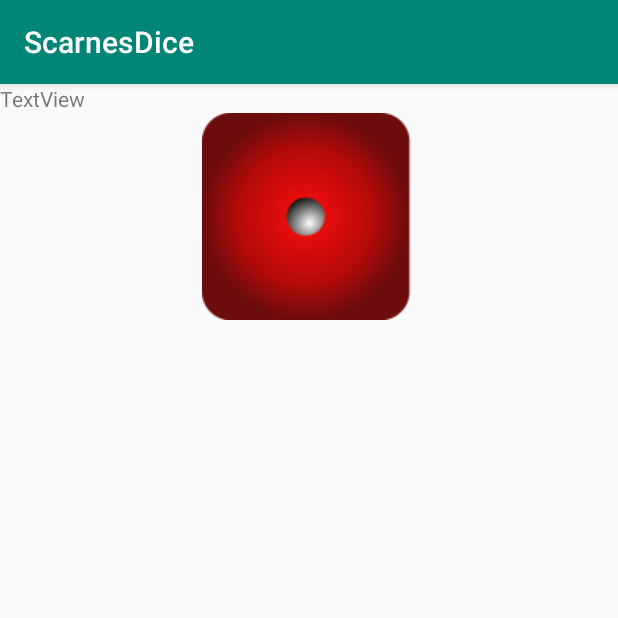
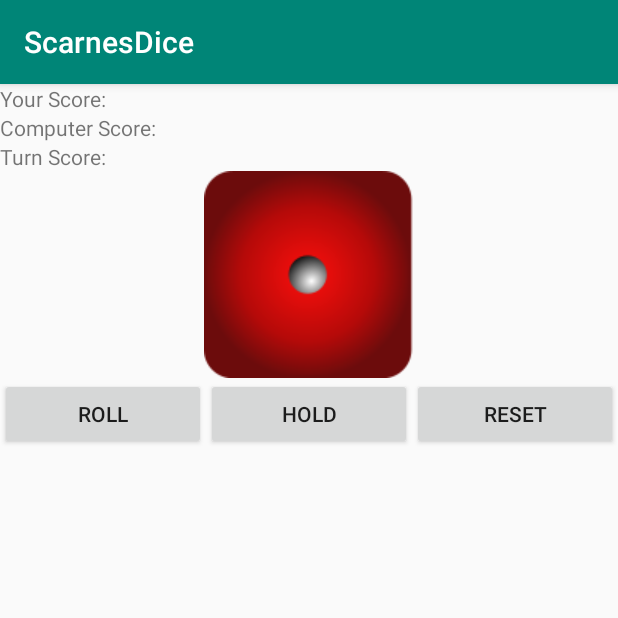
Before and after one commit to KayTate/KT_OA_DM_ScarnesDice, an Android app: the screen it shows after launch (MainActivity), on a phone screen of 412 x 824 dp, the top half of it. Run offline under Robolectric (Android 15) with nearby library versions, the phone set to English and light mode, and no system bars.

Commit message:
Fixed some UI, implemented Roll click listener

```diff
--- a/app/src/main/java/com/example/scarnesdice/MainActivity.java
+++ b/app/src/main/java/com/example/scarnesdice/MainActivity.java
@@ -1,14 +1,62 @@
 package com.example.scarnesdice;
+
+import android.os.Bundle;
+import android.util.Log;
+import android.view.View;
+import android.widget.Button;
+import android.widget.ImageView;
 
 import androidx.appcompat.app.AppCompatActivity;
 
-import android.os.Bundle;
+import java.util.Random;
 
 public class MainActivity extends AppCompatActivity {
+
+    Random rand = new Random();
+    String APP_TAG = "ScarnesDice";
+
+    int UserOverall;
+    int UserTurn;
+    int CompOverall;
+    int CompTurn;
 
     @Override
     protected void onCreate(Bundle savedInstanceState) {
         super.onCreate(savedInstanceState);
         setContentView(R.layout.activity_main);
+
+        Button roll = findViewById(R.id.roll_btn);
+        roll.setOnClickListener(new RollListener());
+    }
+
+    private class RollListener implements View.OnClickListener {
+        @Override
+        public void onClick(View view) {
+            int roll = rand.nextInt(6) + 1;
+            ImageView dice = findViewById(R.id.dice_view);
+            Log.w(APP_TAG, String.format("Rolled a %d", roll));
+
+            switch (roll) {
+                case 1:
+                    dice.setImageResource(R.drawable.dice1);
+                    break;
+                case 2:
+                    dice.setImageResource(R.drawable.dice2);
+                    break;
+                case 3:
+                    dice.setImageResource(R.drawable.dice3);
+                    break;
+                case 4:
+                    dice.setImageResource(R.drawable.dice4);
+                    break;
+                case 5:
+                    dice.setImageResource(R.drawable.dice5);
+                    break;
+                case 6:
+                    dice.setImageResource(R.drawable.dice6);
+                    break;
+            }
+
+        }
     }
 }
--- a/app/src/main/res/layout/activity_main.xml
+++ b/app/src/main/res/layout/activity_main.xml
@@ -1,28 +1,60 @@
 <?xml version="1.0" encoding="utf-8"?>
-<androidx.constraintlayout.widget.ConstraintLayout xmlns:android="http://schemas.android.com/apk/res/android"
+<LinearLayout xmlns:android="http://schemas.android.com/apk/res/android"
     xmlns:app="http://schemas.android.com/apk/res-auto"
-    xmlns:tools="http://schemas.android.com/tools"
+    android:orientation="vertical"
     android:layout_width="match_parent"
-    android:layout_height="match_parent"
-    tools:context=".MainActivity">
+    android:layout_height="match_parent">
+
+    <TextView
+        android:id="@+id/user_score_textview"
+        android:layout_width="match_parent"
+        android:layout_height="wrap_content"
+        android:text="@string/default_user_score" />
+
+    <TextView
+        android:id="@+id/comp_score_textView"
+        android:layout_width="match_parent"
+        android:layout_height="wrap_content"
+        android:text="@string/comp_score" />
+
+    <TextView
+        android:id="@+id/turn_score_textView"
+        android:layout_width="match_parent"
+        android:layout_height="wrap_content"
+        android:text="@string/turn_score" />
+
+    <ImageView
+        android:id="@+id/dice_view"
+        android:layout_width="match_parent"
+        android:layout_height="wrap_content"
+        android:contentDescription="@string/image_descrip"
+        app:srcCompat="@drawable/dice1" />
 
     <LinearLayout
-        android:layout_width="409dp"
-        android:layout_height="729dp"
-        android:orientation="vertical"
-        tools:layout_editor_absoluteX="1dp"
-        tools:layout_editor_absoluteY="1dp">
+        android:layout_width="match_parent"
+        android:layout_height="match_parent"
+        android:orientation="horizontal">
 
-        <TextView
-            android:id="@+id/textView"
-            android:layout_width="match_parent"
+        <Button
+            android:id="@+id/roll_btn"
+            android:layout_width="wrap_content"
             android:layout_height="wrap_content"
-            android:text="TextView" />
+            android:layout_weight="1"
+            android:text="@string/roll_text" />
 
-        <ImageView
-            android:id="@+id/imageView3"
-            android:layout_width="match_parent"
+        <Button
+            android:id="@+id/hold_btn"
+            android:layout_width="wrap_content"
             android:layout_height="wrap_content"
-            app:srcCompat="@drawable/dice1" />
+            android:layout_weight="1"
+            android:text="@string/hold_text" />
+
+        <Button
+            android:id="@+id/reset_btn"
+            android:layout_width="wrap_content"
+            android:layout_height="wrap_content"
+            android:layout_weight="1"
+            android:text="@string/reset_text" />
     </LinearLayout>
-</androidx.constraintlayout.widget.ConstraintLayout>
+
+</LinearLayout>
--- a/app/src/main/res/layout/activity_main_lin.xml
+++ /dev/null
@@ -1,4 +0,0 @@
-<?xml version="1.0" encoding="utf-8"?>
-<font-family xmlns:android="http://schemas.android.com/apk/res/android">
-
-</font-family>
--- a/app/src/main/res/values/strings.xml
+++ b/app/src/main/res/values/strings.xml
@@ -3,4 +3,8 @@
     <string name="roll_text">Roll</string>
     <string name="hold_text">Hold</string>
     <string name="reset_text">Reset</string>
+    <string name="default_user_score">Your Score: </string>
+    <string name="comp_score">Computer Score: </string>
+    <string name="turn_score">Turn Score: </string>
+    <string name="image_descrip">Dice Face</string>
 </resources>
```
Also changed, not shown: app/src/main/res/layout/activity_main_linear.xml (deleted, +0 -46 lines).
